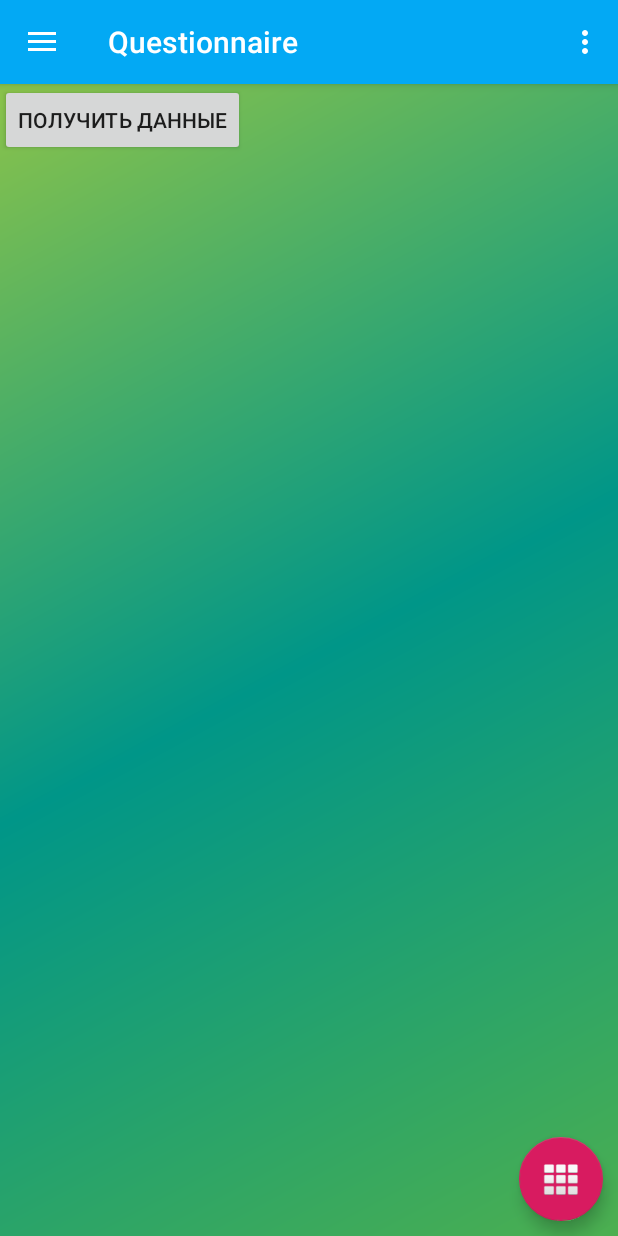
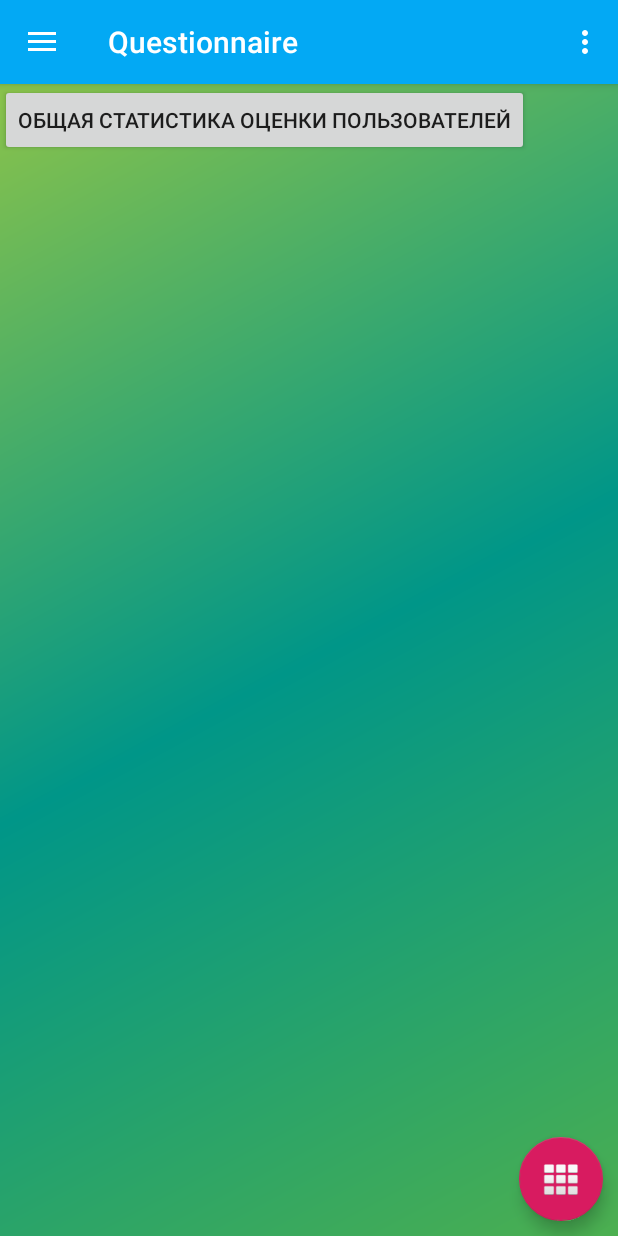
Before and after one commit to YakushevRoman/Questionnaire, an Android app: the screen it shows after launch (QuestionnaireActivity), in the side drawer, after a tap on "Получить данные по людям:", on a phone screen of 412 x 824 dp. Run offline under Robolectric (Android 15) with nearby library versions, the phone set to English and light mode, and no system bars.

```diff
--- a/app/src/main/java/yakushevroman1991/questionnaire/DataBaseSeller.java
+++ b/app/src/main/java/yakushevroman1991/questionnaire/DataBaseSeller.java
@@ -9,7 +9,7 @@ import android.util.Log;
 public class DataBaseSeller extends SQLiteOpenHelper {
     public static final String TAG  = "DataBaseSeller";
 
-    public static final int VERSION = 9;
+    public static final int VERSION = 12;
     public static final String DATABASE_NAME = "seller1.db";
     /**
      *
--- a/app/src/main/java/yakushevroman1991/questionnaire/QuestionnaireActivity.java
+++ b/app/src/main/java/yakushevroman1991/questionnaire/QuestionnaireActivity.java
@@ -29,8 +29,15 @@ public class QuestionnaireActivity extends AppCompatActivity
         fab.setOnClickListener(new View.OnClickListener() {
             @Override
             public void onClick(View view) {
-                Snackbar.make(view, "Replace with your own action", Snackbar.LENGTH_LONG)
-                        .setAction("Action", null).show();
+                FragmentManager fragmentManager = getSupportFragmentManager();
+                Fragment fragment = fragmentManager.findFragmentById(R.id.fragment_container);
+                if (fragment != null) {
+                    fragment = new FragmentAddNewPeople();
+                    fragmentManager
+                            .beginTransaction()
+                            .replace(R.id.fragment_container, fragment)
+                            .commit();
+                }
             }
         });
 
--- a/app/src/main/res/layout/app_bar_questionnaire.xml
+++ b/app/src/main/res/layout/app_bar_questionnaire.xml
@@ -28,6 +28,7 @@
         android:layout_width="wrap_content"
         android:layout_height="wrap_content"
         android:layout_gravity="bottom|end"
+        android:background="@color/colorPrimary"
         android:layout_margin="@dimen/fab_margin"
         app:srcCompat="@android:drawable/ic_dialog_dialer" />
 
--- a/app/src/main/res/layout/fragment_results.xml
+++ b/app/src/main/res/layout/fragment_results.xml
@@ -7,7 +7,7 @@
 
     <Button
         android:id="@+id/button_result_questionare"
-        android:text="Получить данные"
+        android:text="Общая статистика оценки пользователей"
         android:layout_width="wrap_content"
         android:layout_height="wrap_content" />
 
```
Also changed, not shown: app/src/main/java/yakushevroman1991/questionnaire/FragmentListPeople.java (+20 -21 lines), app/src/main/java/yakushevroman1991/questionnaire/FragmentQuestionnaire.java (+12 -10 lines), app/src/main/java/yakushevroman1991/questionnaire/FragmentResult.java (+44 -35 lines).
